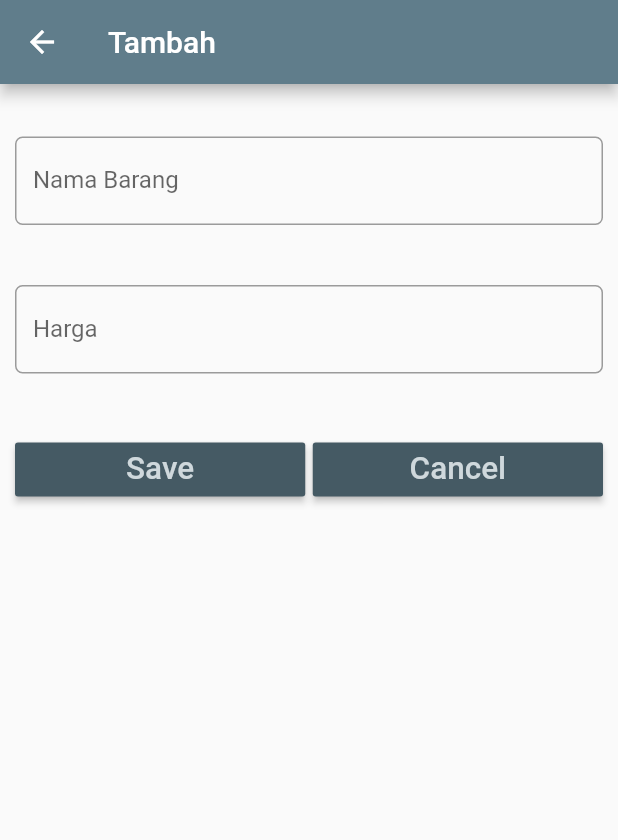
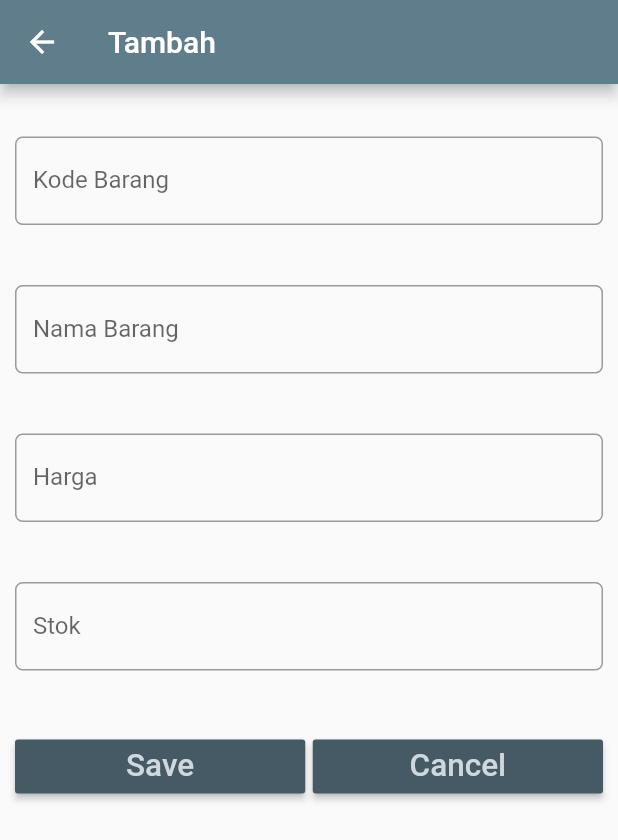
Before and after one commit to tsaniarisqi/polinema_mobile_flutter_pertemuan7, a Flutter app: the screen it shows after launch, after a tap on "Tambah Item", on a phone screen of 412 x 824 dp. Shown: the top 840 px of the screen. Run offline on Flutter 3.47's test engine with Material 2 defaults, Android fonts, the light colour scheme and no system bars; our stand-ins replace sqflite; accounts and stored records are empty.

Commit message:
Menambahkan stok dan kode barang

```diff
--- a/lib/models/item.dart
+++ b/lib/models/item.dart
@@ -2,6 +2,8 @@ class Item {
   int _id;
   String _name;
   int _price;
+  int _stok;
+  String _kodeBarang;
 
   int get id => _id;
 
@@ -11,14 +13,22 @@ class Item {
   get price => this._price;
   set price(value) => this._price = value;
 
+  get stok => this._stok;
+  set stok(value) => this._stok = value;
+
+  String get kodeBarang => this._kodeBarang;
+  set kodeBarang(String value) => this._kodeBarang = value;
+
   // konstruktor versi 1
-  Item(this._name, this._price);
+  Item(this._name, this._price, this._stok, this._kodeBarang);
 
   // konstruktor versi 2: konversi dari Map ke Item
   Item.fromMap(Map<String, dynamic> map) {
     this._id = map['id'];
     this._name = map['name'];
     this._price = map['price'];
+    this._stok = map['stok'];
+    this._kodeBarang = map['kodeBarang'];
   }
 
   // konversi dari Item ke Map
@@ -27,6 +37,8 @@ class Item {
     map['id'] = this._id;
     map['name'] = name;
     map['price'] = price;
+    map['stok'] = stok;
+    map['kodeBarang'] = kodeBarang;
     return map;
   }
 }
--- a/lib/pages/entryform.dart
+++ b/lib/pages/entryform.dart
@@ -16,12 +16,17 @@ class EntryFormState extends State<EntryForm> {
   EntryFormState(this.item);
   TextEditingController nameController = TextEditingController();
   TextEditingController priceController = TextEditingController();
+  TextEditingController stokController = TextEditingController();
+  TextEditingController kodeBarangController = TextEditingController();
+
   @override
   Widget build(BuildContext context) {
     //kondisi
     if (item != null) {
       nameController.text = item.name;
       priceController.text = item.price.toString();
+      stokController.text = item.stok.toString();
+      kodeBarangController.text = item.kodeBarang;
     }
     //rubah
     return Scaffold(
@@ -41,6 +46,21 @@ class EntryFormState extends State<EntryForm> {
         padding: EdgeInsets.only(top: 15.0, left: 10.0, right: 10.0),
         child: ListView(
           children: <Widget>[
+            //kode barang
+            Padding(
+              padding: EdgeInsets.only(top: 20.0, bottom: 20.0),
+              child: TextField(
+                controller: kodeBarangController,
+                keyboardType: TextInputType.text,
+                decoration: InputDecoration(
+                  labelText: 'Kode Barang',
+                  border: OutlineInputBorder(
+                    borderRadius: BorderRadius.circular(5.0),
+                  ),
+                ),
+                onChanged: (value) {},
+              ),
+            ),
             // nama
             Padding(
               padding: EdgeInsets.only(top: 20.0, bottom: 20.0),
@@ -75,6 +95,22 @@ class EntryFormState extends State<EntryForm> {
                 },
               ),
             ),
+            //stok
+            Padding(
+              padding: EdgeInsets.only(top: 20.0, bottom: 20.0),
+              child: TextField(
+                controller: stokController,
+                keyboardType: TextInputType.number,
+                decoration: InputDecoration(
+                  labelText: 'Stok',
+                  border: OutlineInputBorder(
+                    borderRadius: BorderRadius.circular(5.0),
+                  ),
+                ),
+                onChanged: (value) {},
+              ),
+            ),
+
             // tombol button
             Padding(
               padding: EdgeInsets.only(top: 20.0, bottom: 20.0),
@@ -92,12 +128,18 @@ class EntryFormState extends State<EntryForm> {
                       onPressed: () {
                         if (item == null) {
                           // tambah data
-                          item = Item(nameController.text,
-                              int.parse(priceController.text));
+                          item = Item(
+                            nameController.text,
+                            int.parse(priceController.text),
+                            int.parse(stokController.text),
+                            kodeBarangController.text,
+                          );
                         } else {
                           // ubah data
                           item.name = nameController.text;
                           item.price = int.parse(priceController.text);
+                          item.stok = int.parse(stokController.text);
+                          item.kodeBarang = kodeBarangController.text;
                         }
                         // kembali ke layar sebelumnya dengan membawa objek item
                         Navigator.pop(context, item);
```
Also changed, not shown: lib/helpers/dbhelper.dart (+25 -16 lines), lib/pages/home.dart (+35 -4 lines).
